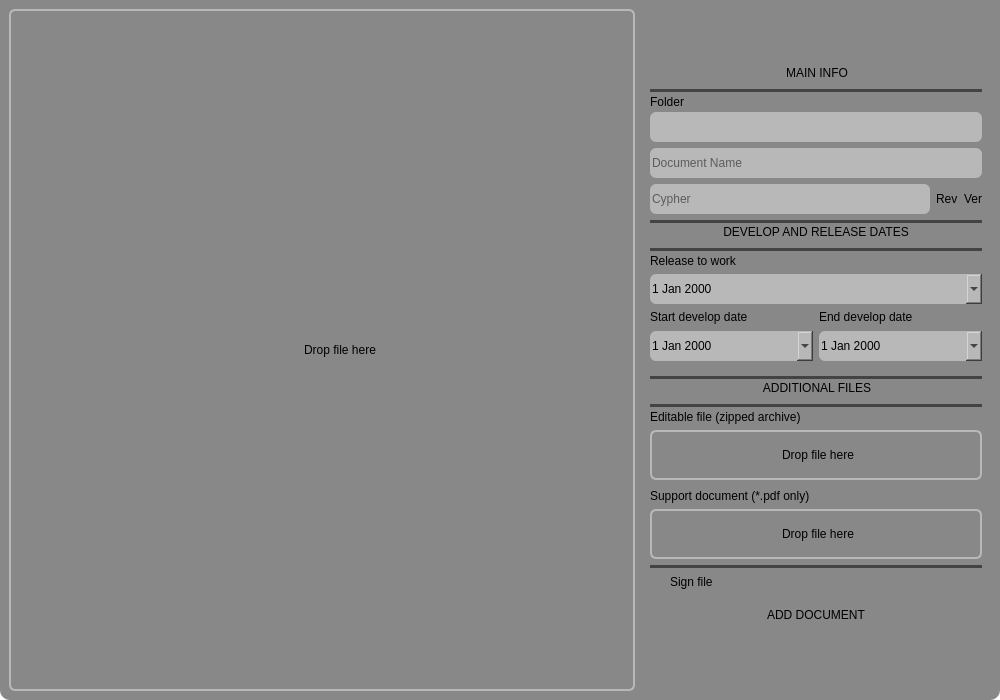
Before: the Qt Designer form AddDocDialog.ui in slip686/MIMC, drawn with Qt 5.
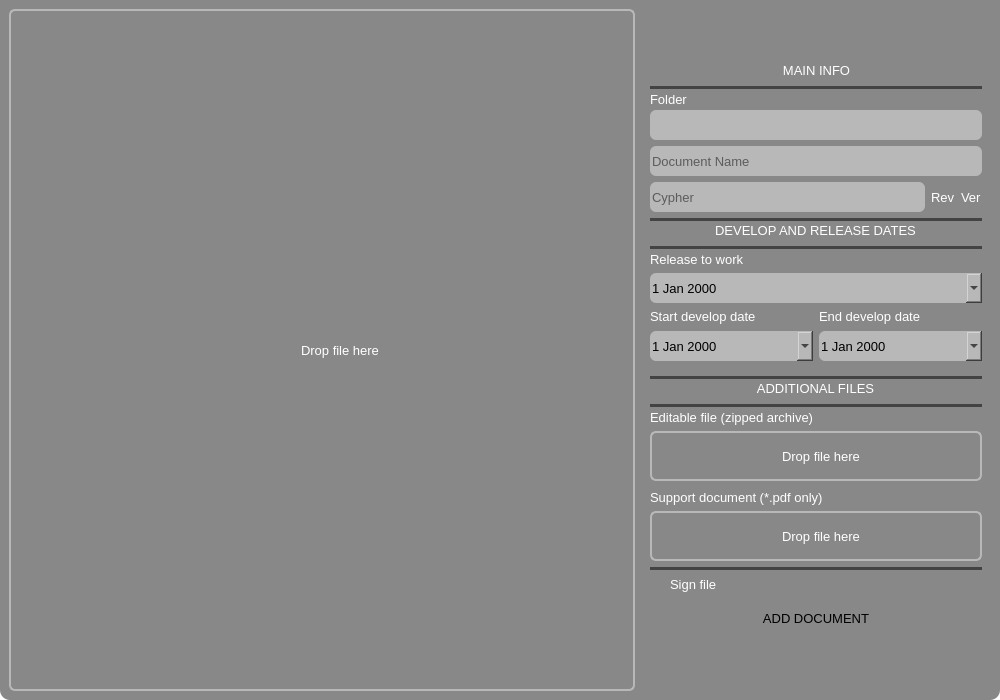
After: the same form once the commit is applied. Icons and pictures are not drawn. Custom widgets are drawn as their Qt base class.

Commit message: corrected font style

Diff of the .ui file:
```diff
--- a/AddDocDialog.ui
+++ b/AddDocDialog.ui
@@ -26,7 +26,11 @@
    <string>Dialog</string>
   </property>
   <property name="styleSheet">
-   <string notr="true">#Dialog{
+   <string notr="true">* {color: white;
+  font-family: Arial;
+  font-size: 13px;
+  font-weight: Normal;}
+#Dialog{
 	border-radius: 10px}
 *{
 	border: none;
```
The commit also changes 5 other files.
